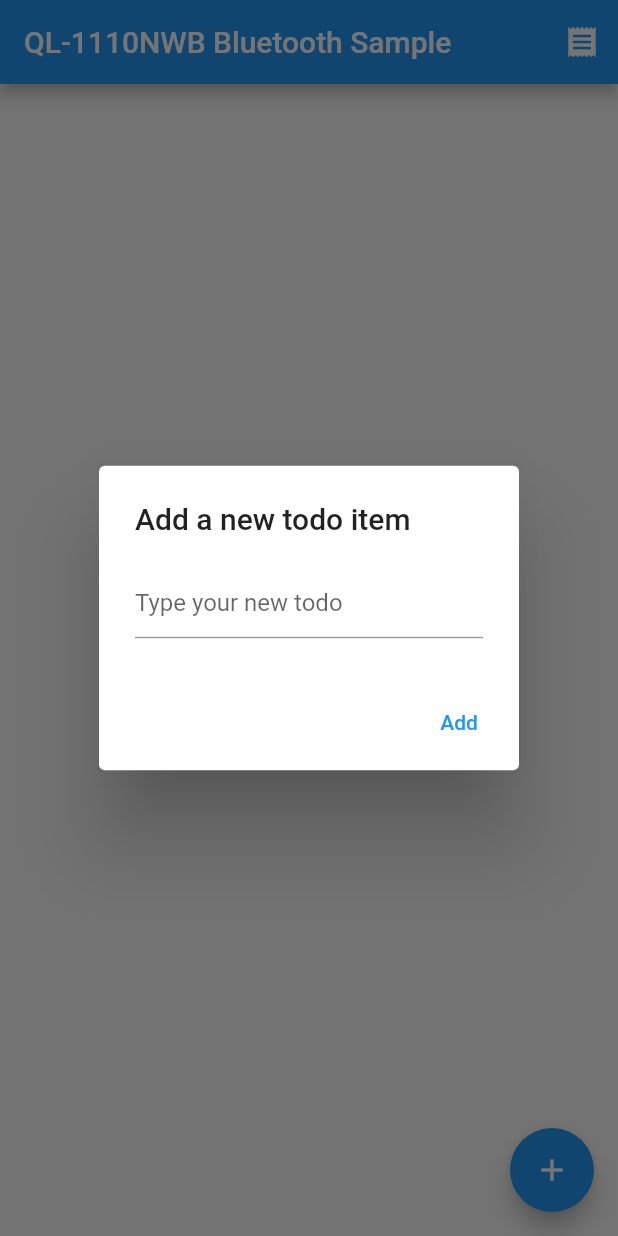
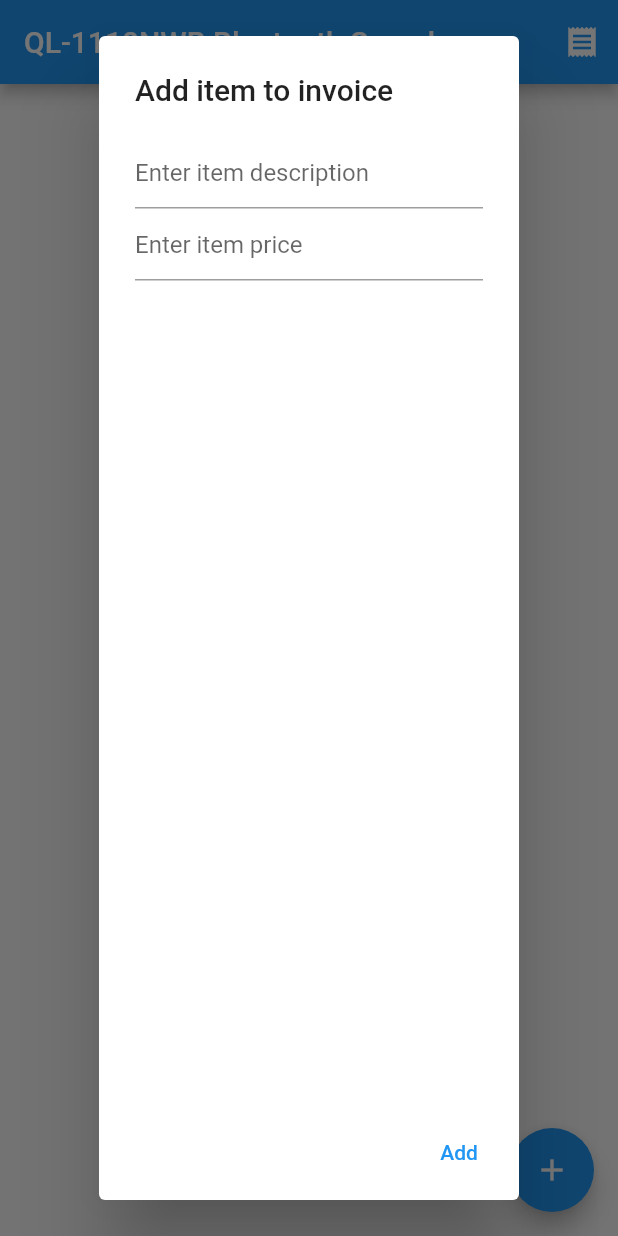
Before and after one commit to craklyn/2022-mini-hackathon-6, a Flutter app: the QlBluetoothPrintPage screen opened directly, after a tap on the "add" icon, on a phone screen of 412 x 824 dp. Run offline on Flutter 3.47's test engine with Material 2 defaults, Android fonts, the phone set to English and light mode, and no system bars; our stand-ins replace flutter_riverpod, fluttertoast, get, lottie, permission_handler, webview_flutter; missing offline and left inert: another_brother, another_quickbooks, flutter_pdfview; statements that could not run were skipped.

Commit message:
added price as an input

```diff
--- a/lib/ql_bluetooth_print_page.dart
+++ b/lib/ql_bluetooth_print_page.dart
@@ -23,6 +23,7 @@ class QlBluetoothPrintPage extends ConsumerStatefulWidget {
 class QlBluetoothPrintPageState extends ConsumerState<QlBluetoothPrintPage> {
   final List<Todo> _todos = <Todo>[];
   final TextEditingController _textFieldController = TextEditingController();
+  final TextEditingController _priceFieldController = TextEditingController();
 
   Future<void> _displayDialog() async {
     return showDialog<void>(
@@ -30,17 +31,23 @@ class QlBluetoothPrintPageState extends ConsumerState<QlBluetoothPrintPage> {
       barrierDismissible: false, // user must tap button!
       builder: (BuildContext context) {
         return AlertDialog(
-          title: const Text('Add a new todo item'),
-          content: TextField(
-            controller: _textFieldController,
-            decoration: const InputDecoration(hintText: 'Type your new todo'),
-          ),
+          title: const Text('Add item to invoice'),
+          content: Column(children: <Widget>[
+            TextField(
+              controller: _textFieldController,
+              decoration: const InputDecoration(hintText: 'Enter item description'),
+            ),
+            TextField(
+              controller: _priceFieldController,
+              decoration: const InputDecoration(hintText: 'Enter item price'),
+            ),
+          ]),
           actions: <Widget>[
             TextButton(
               child: const Text('Add'),
               onPressed: () {
                 Navigator.of(context).pop();
-                _addTodoItem(_textFieldController.text);
+                _addTodoItem(_textFieldController.text, _priceFieldController.text);
               },
             ),
           ],
@@ -49,11 +56,12 @@ class QlBluetoothPrintPageState extends ConsumerState<QlBluetoothPrintPage> {
     );
   }
 
-  void _addTodoItem(String name) {
+  void _addTodoItem(String name, String price) {
     setState(() {
-      _todos.add(Todo(name: name, price: 0.00, checked: false));
+      _todos.add(Todo(name: name, price: double.parse(price), checked: false));
     });
     _textFieldController.clear();
+    _priceFieldController.clear();
   }
 
   void _handleTodoChange(Todo todo) {
--- a/lib/todo_item.dart
+++ b/lib/todo_item.dart
@@ -28,7 +28,7 @@ class TodoItem extends StatelessWidget {
       leading: CircleAvatar(
         child: Text(todo.name[0]),
       ),
-      title: Text(todo.name, style: _getTextStyle(todo.checked)),
+      title: Text('${todo.name}: \$${todo.price.toStringAsFixed(2)}', style: _getTextStyle(todo.checked)),
     );
   }
 }
```
